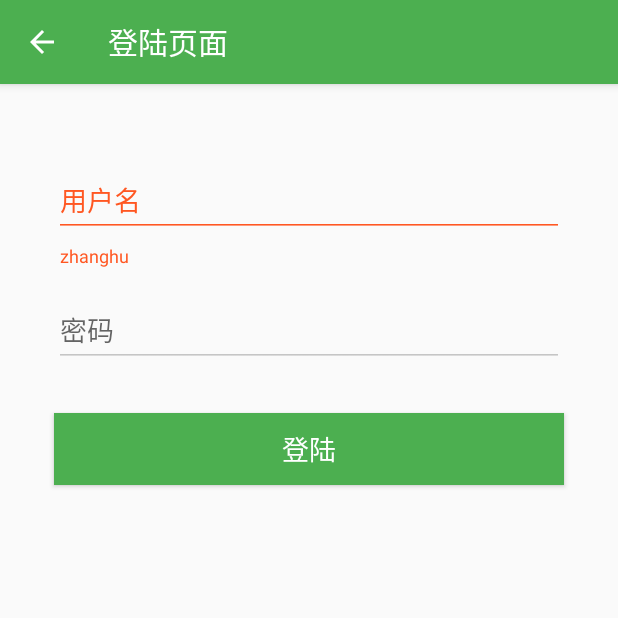
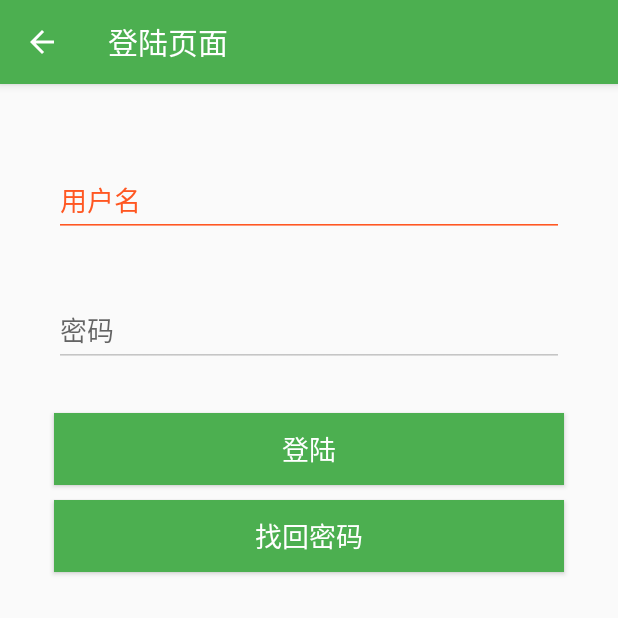
Before and after one commit to AlvaWymer/AllezMaps, an Android app: the LoginActivity screen opened directly, with no data from a screen before it, after a tap on "登陆", on a phone screen of 412 x 824 dp, the top half of it. Run offline under Robolectric (Android 15) with nearby library versions, the phone set to English and light mode, and no system bars.

Commit message:
登录界面国际化

```diff
--- a/app/src/main/java/com/helloworld/lyz/allezmap/LoginActivity.java
+++ b/app/src/main/java/com/helloworld/lyz/allezmap/LoginActivity.java
@@ -9,6 +9,8 @@ import android.support.v7.widget.Toolbar;
 import android.text.Editable;
 import android.text.TextUtils;
 import android.text.TextWatcher;
+import android.view.Display;
+import android.view.Gravity;
 import android.view.Menu;
 import android.view.MenuItem;
 import android.view.View;
@@ -16,6 +18,7 @@ import android.view.inputmethod.InputMethodManager;
 import android.widget.Button;
 import android.widget.EditText;
 import android.widget.Toast;
+
 /**
  * Created by JohnTsai on 16/1/31.
  */
@@ -44,7 +47,7 @@ public class LoginActivity extends AppCompatActivity implements View.OnClickList
         //使左上角图标是否显示，如果设成false，则没有程序图标，仅仅就个标题，否则，显示应用程序图标，
         actionBar.setDisplayShowHomeEnabled(true);
 
-        mTextInputLayoutName= (TextInputLayout) findViewById(R.id.Login_text_input_layout_name);
+        mTextInputLayoutName = (TextInputLayout) findViewById(R.id.Login_text_input_layout_name);
         mTextInputLayoutPswd = (TextInputLayout) findViewById(R.id.Login_text_input_layout_password);
 
         mEditTextName = (EditText) findViewById(R.id.login_editText_name);
@@ -67,7 +70,7 @@ public class LoginActivity extends AppCompatActivity implements View.OnClickList
 
             @Override
             public void afterTextChanged(Editable s) {
-                checkName(s.toString(),false);
+                checkName(s.toString(), false);
             }
         });
 
@@ -84,7 +87,7 @@ public class LoginActivity extends AppCompatActivity implements View.OnClickList
 
             @Override
             public void afterTextChanged(Editable s) {
-                checkPswd(s.toString(),false);
+                checkPswd(s.toString(), false);
             }
         });
     }
@@ -99,13 +102,13 @@ public class LoginActivity extends AppCompatActivity implements View.OnClickList
     @Override
     public boolean onOptionsItemSelected(MenuItem item) {
 
-        switch(item.getItemId()) {
+        switch (item.getItemId()) {
             case android.R.id.home:
                 finish();
 //                break;
                 return true;
             case R.id.action_settings:
-                Toast.makeText(this,"点击了查找按钮",Toast.LENGTH_SHORT).show();
+                Toast.makeText(this, "点击了查找按钮", Toast.LENGTH_SHORT).show();
                 break;
 
         }
@@ -125,50 +128,76 @@ public class LoginActivity extends AppCompatActivity implements View.OnClickList
 
     @Override
     public void onClick(View v) {
-        if(v.getId()==R.id.login_button_login){
+        if (v.getId() == R.id.login_button_login) {
             hideKeyBoard();
-            if(!checkName(mEditTextName.getText(),true))
+            if (!checkName(mEditTextName.getText(), true))
                 return;
-            if(!checkPswd(mEditTextPassword.getText(),true))
+            if (!checkPswd(mEditTextPassword.getText(), true))
                 return;
-            Toast.makeText(this,"登录成功",Toast.LENGTH_SHORT).show();
+            Toast.makeText(this, "登录成功", Toast.LENGTH_SHORT).show();
             finish();
         }
     }
 
-    private boolean checkPswd(CharSequence pswd,boolean isLogin) {
-        if(TextUtils.isEmpty(pswd)) {
-            if(isLogin) {
-                mTextInputLayoutPswd.setError("mima ");
+    private boolean checkPswd(CharSequence pswd, boolean isLogin) {
+        if (TextUtils.isEmpty(pswd)) {
+            if (isLogin) {
+                mTextInputLayoutPswd.setError(" ");
+                heightToast(4, "checkpassword");
                 return false;
             }
-        }else{
+        } else {
             mTextInputLayoutPswd.setError(null);
         }
         return true;
     }
 
-    private boolean checkName(CharSequence name,boolean isLogin) {
-        if(TextUtils.isEmpty(name)) {
-            if(isLogin) {
-                mTextInputLayoutName.setError("zhanghu");
+    private boolean checkName(CharSequence name, boolean isLogin) {
+        if (TextUtils.isEmpty(name)) {
+            if (isLogin) {
+                mTextInputLayoutName.setError(" ");
+
+                heightToast(9, "checkname");
+
                 return false;
             }
-        }else{
+        } else {
             mTextInputLayoutName.setError(null);
         }
         return true;
     }
 
+    //控制显示Toast 在屏幕位置的方法
+    //第一个参数，屏占比，第二个参数识别是哪个edittext  需要提示用户输入
+    private void heightToast(int number, String check) {
+        Toast toast ;
+        Display display = getWindowManager().getDefaultDisplay();
+        // 获取屏幕高度
+        int height = display.getHeight();
+        if (check.equals("checkname")) {
+            toast = Toast.makeText(this, R.string.login_error_name, Toast.LENGTH_SHORT);
+            toast.setGravity(Gravity.TOP, 0, height / number);
+
+        } else {
+            toast = Toast.makeText(this, R.string.login_error_pass, Toast.LENGTH_SHORT);
+            toast.setGravity(Gravity.TOP, 0, height / number);
+        }
+
+        toast.show();
+
+
+    }
+
     private void hideKeyBoard() {
         View view = getCurrentFocus();
-        if(view!=null){
-            ((InputMethodManager)getSystemService(Context.INPUT_METHOD_SERVICE))
-                    .hideSoftInputFromWindow(view.getWindowToken(),InputMethodManager.HIDE_NOT_ALWAYS);
+        if (view != null) {
+            ((InputMethodManager) getSystemService(Context.INPUT_METHOD_SERVICE))
+                    .hideSoftInputFromWindow(view.getWindowToken(), InputMethodManager.HIDE_NOT_ALWAYS);
         }
 
     }
-    public void doThis(MenuItem item){
+
+    public void doThis(MenuItem item) {
         Toast.makeText(this, "Hello World", Toast.LENGTH_LONG).show();
     }
 }
--- a/app/src/main/java/com/helloworld/lyz/allezmap/MainActivity.java
+++ b/app/src/main/java/com/helloworld/lyz/allezmap/MainActivity.java
@@ -19,7 +19,7 @@ import android.widget.Toast;
 public class MainActivity extends Activity {
 
     // 程序刚启动时启动页面显示的时间
-    private static final long SPLASH_DELAY_MILLIS = 000;
+    private static final long SPLASH_DELAY_MILLIS = 2000;
     //Sharepreferences 名称
     private static final String SHAREDPREFERENCES_NAME = "first_pref";
 
--- a/app/src/main/res/drawable/guide_final_btn_entre.xml
+++ b/app/src/main/res/drawable/guide_final_btn_entre.xml
@@ -1,5 +1,6 @@
 <?xml version="1.0" encoding="utf-8"?>
 <selector xmlns:android="http://schemas.android.com/apk/res/android">
+    <!--引导最后一页   点击进入主程序-->
     <item android:drawable="@drawable/guide_final_btn_pressed" android:state_pressed="true" />
     <item android:drawable="@drawable/guide_final_btn_unpress" />
 </selector>
--- a/app/src/main/res/drawable/guide_view_page_dot.xml
+++ b/app/src/main/res/drawable/guide_view_page_dot.xml
@@ -1,6 +1,6 @@
 <?xml version="1.0" encoding="utf-8"?>
 <selector xmlns:android="http://schemas.android.com/apk/res/android">
-
+<!--引导页的底部小圆圈-->
     <item android:drawable="@drawable/guide_view_page_dark_dot" android:state_enabled="true"/>
     <item android:drawable="@drawable/guide_view_page_white_dot" android:state_enabled="false"/>
 
--- a/app/src/main/res/drawable/programme_view_head.xml
+++ b/app/src/main/res/drawable/programme_view_head.xml
@@ -1,5 +1,6 @@
 <?xml version="1.0" encoding="utf-8"?>
 <selector xmlns:android="http://schemas.android.com/apk/res/android">
+  <!--主页面菜单顶部用户头像按压-->
     <item android:drawable="@drawable/program_account_pressed" android:state_pressed="true" />
     <item android:drawable="@drawable/program_account_unpress" />
     <!--<item android:drawable="@drawable/program_account_unpress" android:state_pressed="true" />-->
--- a/app/src/main/res/layout/activity_login.xml
+++ b/app/src/main/res/layout/activity_login.xml
@@ -51,6 +51,7 @@
                 android:textColorHint="@color/colorGray"
                 />
         </android.support.design.widget.TextInputLayout>
+
         <android.support.design.widget.TextInputLayout
             android:id="@+id/Login_text_input_layout_password"
             android:layout_width="match_parent"
@@ -69,6 +70,14 @@
                 />
         </android.support.design.widget.TextInputLayout>
 
+        <!--<CheckBox-->
+            <!--android:layout_width="match_parent"-->
+            <!--android:layout_height="wrap_content"-->
+            <!--android:text="记住密码"-->
+            <!--android:layout_marginTop="10dp"-->
+            <!--android:layout_marginLeft="20dp"-->
+            <!--android:layout_marginRight="20dp"-->
+            <!--android:background="@color/colorPrimary"/>-->
         <!--android:textAllCaps="false"  取消自动变为大写-->
         <Button
             android:id="@+id/login_button_login"
@@ -82,5 +91,18 @@
             android:textColor="#ffffff"
             android:textSize="18sp"
             android:textAllCaps="false"/>
+        <Button
+            android:id="@+id/login_button_find"
+            android:layout_width="match_parent"
+            android:layout_height="wrap_content"
+            android:layout_marginTop="10dp"
+            android:layout_marginLeft="20dp"
+            android:layout_marginRight="20dp"
+            android:background="@color/colorPrimary"
+            android:text="@string/login_btn_hint_find"
+            android:textColor="#ffffff"
+            android:textSize="18sp"
+            android:textAllCaps="false"/>
     </LinearLayout>
+
 </android.support.design.widget.CoordinatorLayout>
--- a/app/src/main/res/menu/activity_programme_drawer.xml
+++ b/app/src/main/res/menu/activity_programme_drawer.xml
@@ -24,7 +24,7 @@
         android:id="@+id/group_manage">
         <item
             android:id="@+id/nav_share"
-            android:title="一键分享"
+            android:title="@string/program_it_share"
             android:icon="@mipmap/ic_app_management_gray_24"/>
         <item
             android:id="@+id/nav_langage"
--- a/app/src/main/res/values/strings.xml
+++ b/app/src/main/res/values/strings.xml
@@ -1,5 +1,9 @@
 <resources>
     <string name="app_name">AllezMap</string>
+    <!--程序主页面的标题栏-->
+    <string name="title_activity_programme">AllezMap</string>
+
+    <!--检测网络-->
     <string name="login_network_title">没有可用的网络</string>
     <string name="login_network_message">是否对网络进行设置？</string>
     <string name="login_network_setting">设置</string>
@@ -7,7 +11,10 @@
 
     <string name="login_language">语言</string><!--到时候删除-->
 
+    <!--程序主页面-菜单栏-头像下方 欢迎语句-->
     <string name="programm_head_welcome_and_name">欢迎来到AllezMap！</string>
+
+    <string name="programm_many_times_close">再按一次退出程序</string>
 
     <!-- 程序首页栏目-->
     <string name="program_it_about">关于</string>
@@ -16,18 +23,27 @@
     <string name="program_it_setting">设置</string>
     <string name="program_it_exit">退出</string>
 
+    <string name="program_it_share">一键分享</string>
+
+
 
     <!--登陆模块-->
+    <string name="login_bar_title">登陆页面</string>
     <string name="login_hint_name">用户名</string>
     <string name="login_hint_password">密码</string>
     <string name="login_btn_hint_login">登陆</string>
-    <string name="login_bar_title">登陆页面</string>
-    <!--<string name="hint_name">用户名/Email/手机号</string>-->
+    <string name="login_btn_hint_find">找回密码</string>
 
-    <string name="title_activity_programme">ProgrammeActivity</string>
+    <string name="login_error_name">账户不能为空</string>
+    <string name="login_error_pass">密码不能为空</string>
+
+
+
 
     <string name="navigation_drawer_open">Open navigation drawer</string>
     <string name="navigation_drawer_close">Close navigation drawer</string>
 
+
+
     <string name="action_settings">设置</string>
 </resources>
```
Also changed, not shown: app/src/main/java/com/helloworld/lyz/allezmap/ProgrammeActivity.java (+21 -0 lines), app/src/main/java/com/helloworld/lyz/allezmap/util/PreferenceUtil.java (+47 -0 lines), 2 other files.
